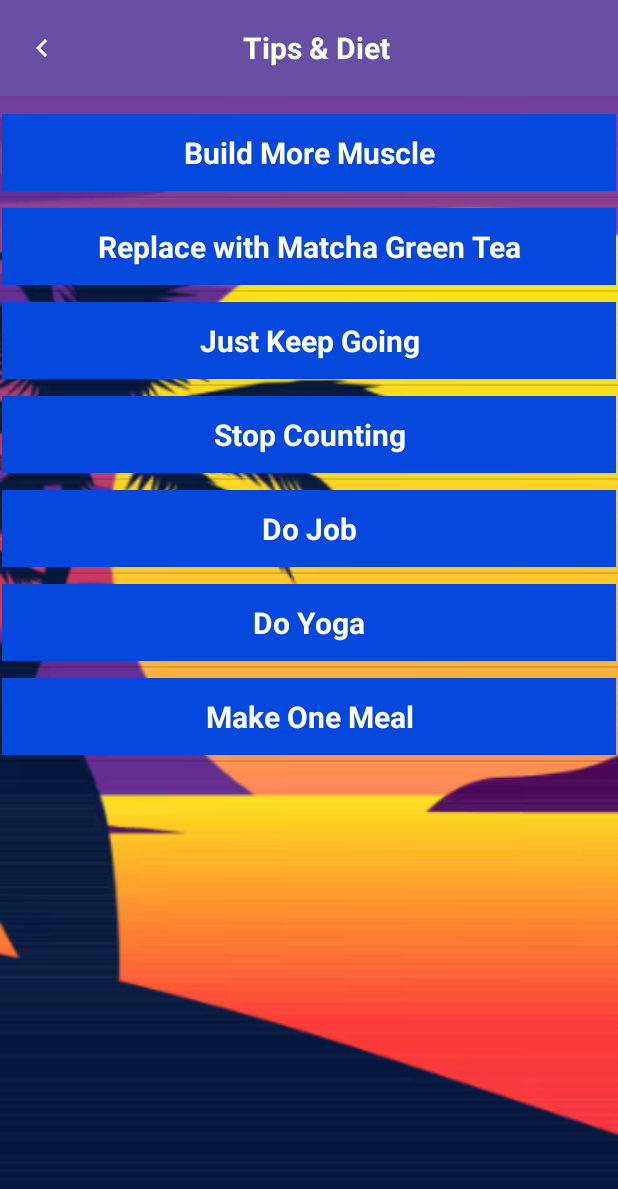
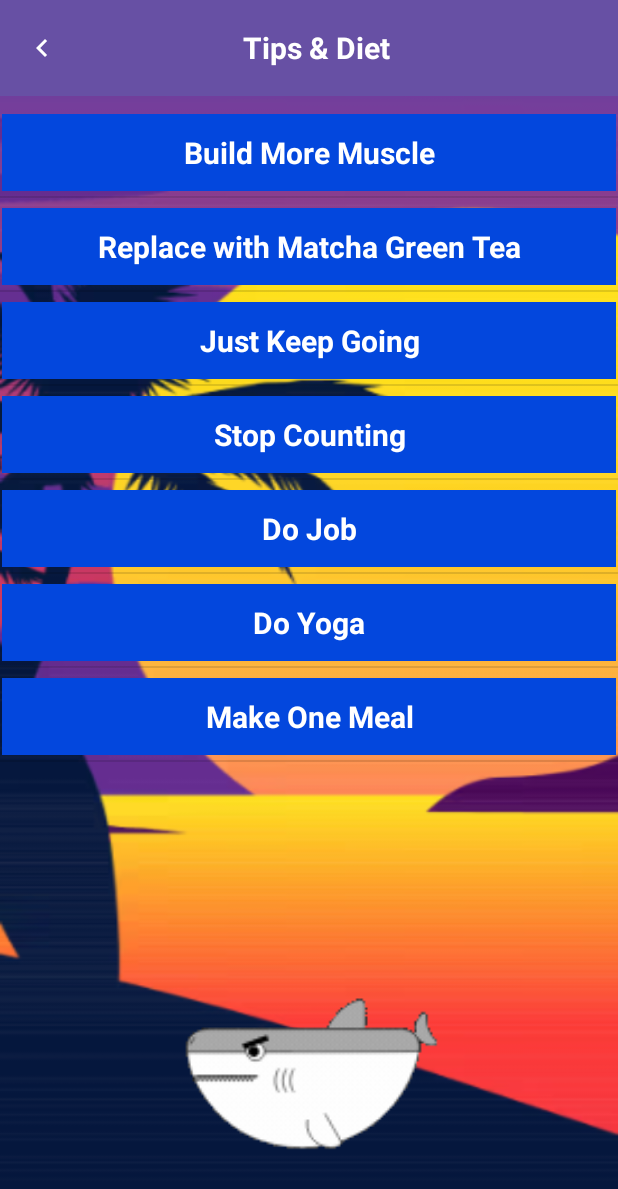
Before and after one commit to YegorPopinako/AndriodFitnessApp, an Android app: the FoodActivity screen opened directly, with no data from a screen before it, on a phone screen of 412 x 824 dp. Shown: the top 1189 px of the screen. Run offline under Robolectric (Android 15) with nearby library versions, the phone set to English and light mode, and no system bars; our stand-ins replace data binding.

Commit message:
added shark animation

```diff
--- a/app/build.gradle.kts
+++ b/app/build.gradle.kts
@@ -27,6 +27,11 @@ android {
         sourceCompatibility = JavaVersion.VERSION_17
         targetCompatibility = JavaVersion.VERSION_17
     }
+
+    buildFeatures{
+        dataBinding = true;
+    }
+
     buildToolsVersion = "34.0.0"
 }
 
@@ -42,6 +47,5 @@ dependencies {
     androidTestImplementation(libs.espresso.core)
     implementation("pl.droidsonroids.gif:android-gif-drawable:1.2.19")
     implementation("com.google.android.material:material:1.0.0")
-    implementation("com.airbnb.android:lottie:5.2.0")
 
 }
--- a/app/src/main/java/com/example/fitness/FoodActivity.java
+++ b/app/src/main/java/com/example/fitness/FoodActivity.java
@@ -34,7 +34,7 @@ public class FoodActivity extends AppCompatActivity {
         final String[] dstory = getResources().getStringArray(R.array.details_story);
 
         listView = findViewById(R.id.list);
-        ArrayAdapter<String> adapter = new ArrayAdapter<String>(this, R.layout.row, R.id.rowtxt, tstory);
+        ArrayAdapter<String> adapter = new ArrayAdapter<>(this, R.layout.row, R.id.rowtxt, tstory);
 
         listView.setAdapter(adapter);
 
--- a/app/src/main/res/layout/activity_food.xml
+++ b/app/src/main/res/layout/activity_food.xml
@@ -1,7 +1,9 @@
 <?xml version="1.0" encoding="utf-8"?>
-<RelativeLayout xmlns:android="http://schemas.android.com/apk/res/android"
-    xmlns:app="http://schemas.android.com/apk/res-auto"
-    xmlns:tools="http://schemas.android.com/tools"
+<layout xmlns:tools="http://schemas.android.com/tools"
+    xmlns:android="http://schemas.android.com/apk/res/android"
+    xmlns:app="http://schemas.android.com/apk/res-auto">
+
+    <RelativeLayout
         android:id="@+id/main"
         android:layout_width="match_parent"
         android:background="@drawable/beach"
@@ -70,4 +72,12 @@
 
         </RelativeLayout>
 
+        <pl.droidsonroids.gif.GifImageView
+            android:layout_width="match_parent"
+            android:layout_height="323dp"
+            android:layout_marginTop="600dp"
+            android:src="@drawable/animation" />
+
     </RelativeLayout>
+
+</layout>
```
Also changed, not shown: app/src/main/res/drawable/animation.gif (added). Lines whose indentation alone changed are shown as unchanged.
